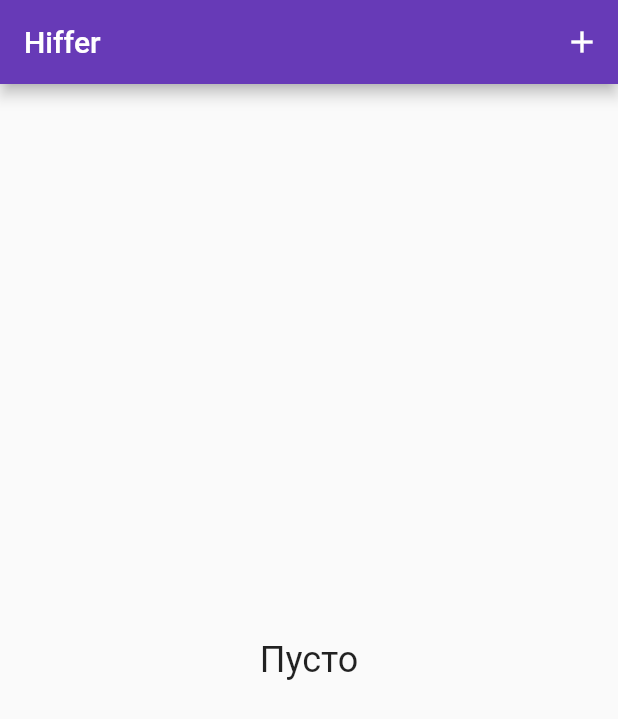
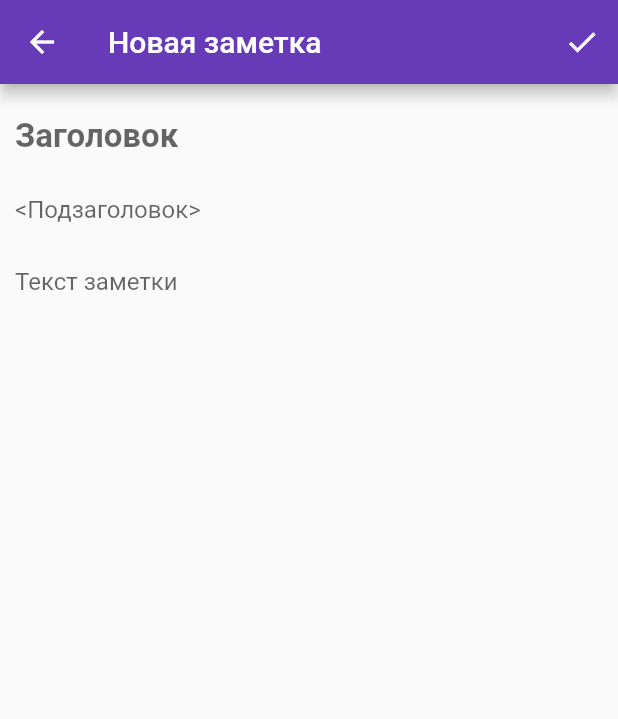
Before and after one commit to Hiffwux/testing-with-sqflite, a Flutter app: the screen it shows after launch, after a tap on the "add" icon, on a phone screen of 412 x 824 dp. Shown: the top 719 px of the screen. Run offline on Flutter 3.47's test engine with Material 2 defaults, Android fonts, the phone set to English and light mode, and no system bars; our stand-ins replace sqflite; accounts and stored records are empty.

Commit message:
add page

```diff
--- a/lib/main.dart
+++ b/lib/main.dart
@@ -1,4 +1,5 @@
 import 'package:flutter/material.dart';
+import 'package:sqlite_1/pages/add_edit_todo.dart';
 import 'package:sqlite_1/pages/todo_main.dart';
 
 void main() {
@@ -8,6 +9,12 @@ void main() {
 class MyApp extends StatelessWidget {
   const MyApp({Key? key}) : super(key: key);
 
+  Map<String, Widget Function(BuildContext)> getRoutes() {
+    return {
+      TodoMain.routeName: (ctx) => const TodoMain(),
+      TodoAddEdit.routeName: (ctx) => const TodoAddEdit(),
+    };
+  }
   // This widget is the root of your application.
   @override
   Widget build(BuildContext context) {
@@ -16,7 +23,8 @@ class MyApp extends StatelessWidget {
       theme: ThemeData(
         primarySwatch: Colors.blue,
       ),
-      home: const TodoMain(),
+      routes: getRoutes(),
+      initialRoute: TodoMain.routeName,
     );
   }
 }
--- a/lib/pages/add_edit_todo.dart
+++ b/lib/pages/add_edit_todo.dart
@@ -0,0 +1,97 @@
+import 'package:flutter/material.dart';
+import 'package:sqlite_1/model/todo_model.dart';
+
+import '../db.dart';
+
+class TodoAddEdit extends StatefulWidget {
+  const TodoAddEdit({Key? key}) : super(key: key);
+  static const routeName = '/TodoAddEdit';
+
+  @override
+  _TodoAddEditState createState() => _TodoAddEditState();
+}
+
+class _TodoAddEditState extends State<TodoAddEdit> {
+  final _formKey = GlobalKey<FormState>();
+  TextEditingController controllerTitle = TextEditingController();
+  TextEditingController controllerSubtitle = TextEditingController();
+  TextEditingController controllerDesc = TextEditingController();
+
+  @override
+  Widget build(BuildContext context) {
+    return Scaffold(
+      appBar: AppBar(
+        title: const Text('Новая заметка'),
+        automaticallyImplyLeading: true,
+        backgroundColor: Colors.deepPurple,
+        actions: [IconButton(onPressed: addTodo, icon: const Icon(Icons.check))],
+      ),
+      body: Form(
+        key: _formKey,
+          child: ListView(
+        children: [
+          Padding(
+            padding: const EdgeInsets.only(left: 10, right: 10, top: 10),
+            child: TextFormField(
+              validator: (value) {
+                if (value?.isEmpty == true) {
+                  return 'Поле обязательно';
+                }
+                return null;
+              },
+              decoration: const InputDecoration(
+                  border: InputBorder.none, hintText: 'Заголовок'),
+              controller: controllerTitle,
+              style: const TextStyle(fontSize: 22, fontWeight: FontWeight.bold),
+            ),
+          ),
+          Padding(
+            padding: const EdgeInsets.only(left: 10, right: 10),
+            child: TextFormField(
+              decoration: const InputDecoration(
+                  border: InputBorder.none, hintText: '<Подзаголовок>'),
+              controller: controllerSubtitle,
+              style: const TextStyle(color: Colors.grey),
+            ),
+          ),
+          Padding(
+            padding: const EdgeInsets.only(left: 10, right: 10),
+            child: TextFormField(
+              validator: (value) {
+                if (value?.isEmpty == true) {
+                  return 'Поле обязательно';
+                }
+                return null;
+              },
+              maxLines: null,
+              decoration: const InputDecoration(
+                  border: InputBorder.none, hintText: 'Текст заметки'),
+              controller: controllerDesc,
+            ),
+          )
+        ],
+      )),
+    );
+  }
+
+  Future addTodo() async {
+    if(_formKey.currentState!.validate() == true){
+      final todo = TodoModel(
+          title: controllerTitle.text,
+          subtitle: controllerSubtitle.text,
+          desc: controllerDesc.text);
+      await DB.instance.insertTodo(todo).whenComplete(() => Navigator.pop(context));
+    } else {
+      final snackBar = SnackBar(
+        content: const Text('Заполните заголовок или добавтье описание'),
+        action: SnackBarAction(
+          label: 'Хорошо}',
+          onPressed: () {
+            // Some code to undo the change.
+          },
+        ),
+      );
+      ScaffoldMessenger.of(context).showSnackBar(snackBar);
+    }
+  }
+}
--- a/lib/pages/todo_main.dart
+++ b/lib/pages/todo_main.dart
@@ -1,16 +1,18 @@
 import 'package:flutter/material.dart';
 import 'package:sqflite/sqflite.dart';
 import 'package:sqlite_1/model/todo_model.dart';
+import 'package:sqlite_1/pages/add_edit_todo.dart';
 import '../db.dart';
 
 class TodoMain extends StatefulWidget {
   const TodoMain({Key? key}) : super(key: key);
-
+  static const routeName = '/TodoMain';
   @override
   _TodoMainState createState() => _TodoMainState();
 }
 
 class _TodoMainState extends State<TodoMain> {
+
   late List<TodoModel> listOfTodos;
   bool isLoading = false;
   final TextEditingController titleController = TextEditingController();
@@ -46,8 +48,9 @@ class _TodoMainState extends State<TodoMain> {
         title: const Text('Hiffer'),
         actions: [
           IconButton(
-              onPressed: () async {
-                setState(() {
+              onPressed: (){
+                Navigator.pushNamed(context, TodoAddEdit.routeName);
+                /*setState(() {
                   isLoading = true;
                 });
                 getListOfTodos();
@@ -61,7 +64,7 @@ class _TodoMainState extends State<TodoMain> {
                     subtitle: '<Тестовый подзаголовок>'));
                 setState(() {
                   isLoading = false;
-                });
+                });*/
               },
               icon: const Icon(Icons.add))
         ],
```
